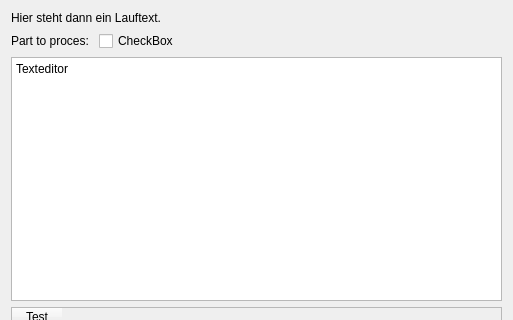
Before: the Qt Designer form gui/cncImportUI.ui in lhalb/pyro-to-gcode, drawn with Qt 5; both pictures show x 0 to 513 and y 0 to 320 of the 513 by 590 pixel window.
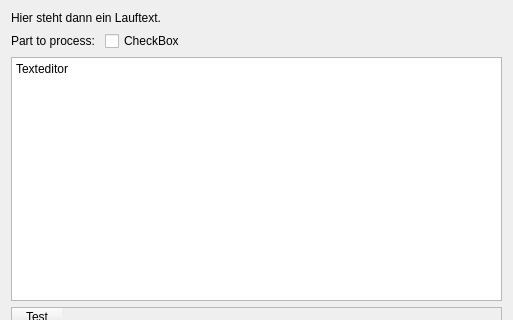
After: the same form once the commit is applied. Custom widgets are drawn as their Qt base class.

Commit message: Updated CNC-Import GUI - Updated Tooltips

Diff of the .ui file:
```diff
--- a/gui/cncImportUI.ui
+++ b/gui/cncImportUI.ui
@@ -38,7 +38,7 @@
        <item alignment="Qt::AlignVCenter">
         <widget class="QLabel" name="label">
          <property name="text">
-          <string>Part to proces: </string>
+          <string>Part to process: </string>
          </property>
         </widget>
        </item>
```
Left out of the diff: 2 changed lines with no effect on the pictures. The commit also changes 2 other files.
